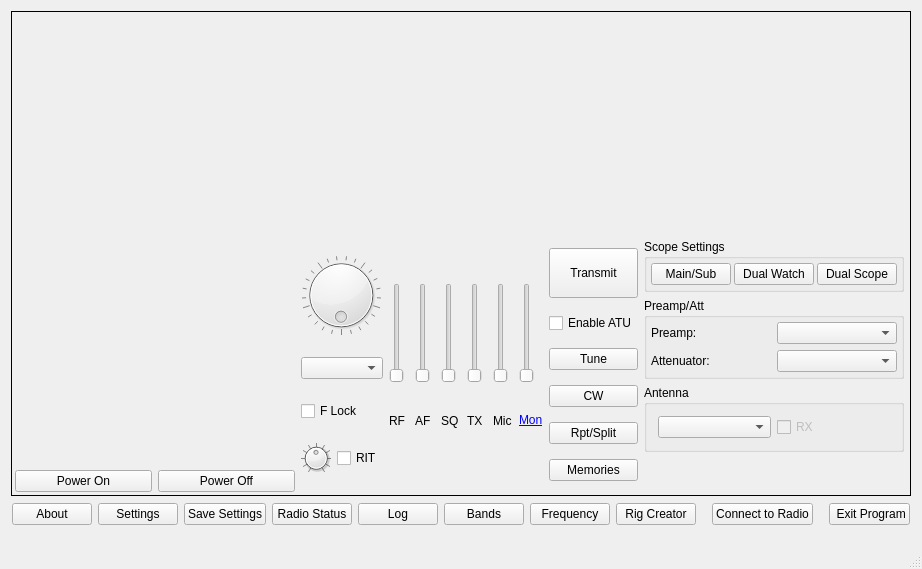
Above: wfmain.ui from adecarolis/wfweb before the change. Below: the same form after it.
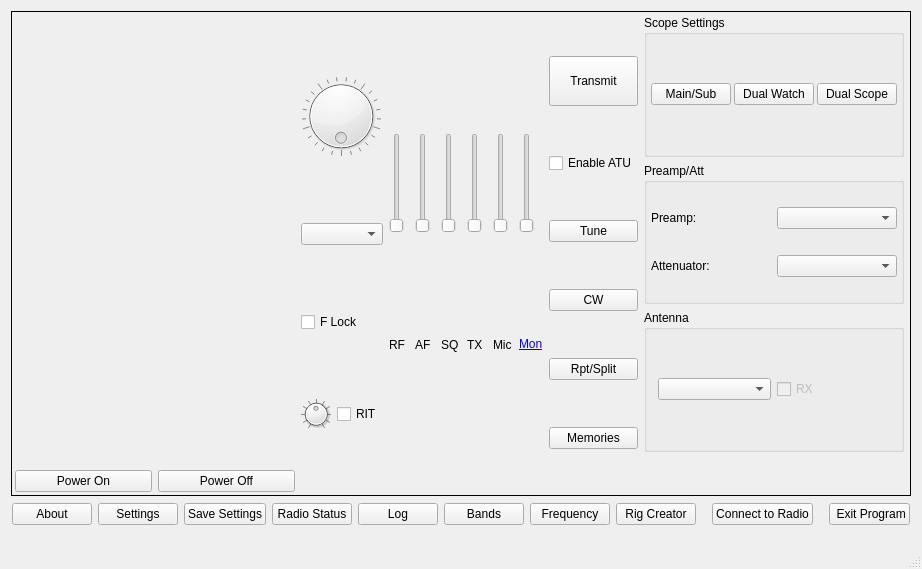
That is the form after the change. Custom widgets are drawn as their Qt base class.

```diff
--- a/wfmain.ui
+++ b/wfmain.ui
@@ -53,32 +53,6 @@
          <property name="spacing">
           <number>0</number>
          </property>
-         <item>
-          <layout class="QHBoxLayout" name="horizontalLayout_8">
-           <property name="spacing">
-            <number>0</number>
-           </property>
-           <property name="sizeConstraint">
-            <enum>QLayout::SetNoConstraint</enum>
-           </property>
-           <item>
-            <widget class="spectrumScope" name="mainScope" native="true"/>
-           </item>
-          </layout>
-         </item>
-         <item>
-          <layout class="QHBoxLayout" name="horizontalLayout_9">
-           <property name="spacing">
-            <number>0</number>
-           </property>
-           <property name="sizeConstraint">
-            <enum>QLayout::SetNoConstraint</enum>
-           </property>
-           <item>
-            <widget class="spectrumScope" name="subScope" native="true"/>
-           </item>
-          </layout>
-         </item>
         </layout>
        </item>
        <item>
@@ -1282,12 +1256,6 @@
    <header>meter.h</header>
    <container>1</container>
   </customwidget>
-  <customwidget>
-   <class>spectrumScope</class>
-   <extends>QWidget</extends>
-   <header>spectrumscope.h</header>
-   <container>1</container>
-  </customwidget>
  </customwidgets>
  <resources/>
  <connections/>
```
Left out of the diff: 2 changed lines with no effect on the pictures.
